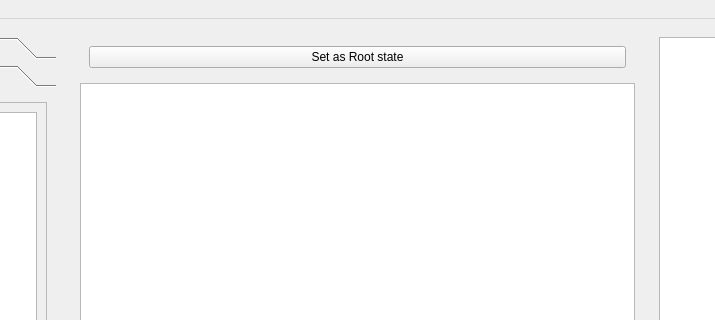
This is rqt_mission_planner/resource/mainwindow.ui in sonia-auv/rqt_sonia_plugins as Qt 5 draws it before an edit; both pictures show x 173 to 888 and y 0 to 320 of the 1061 by 749 pixel window. The edited form follows.
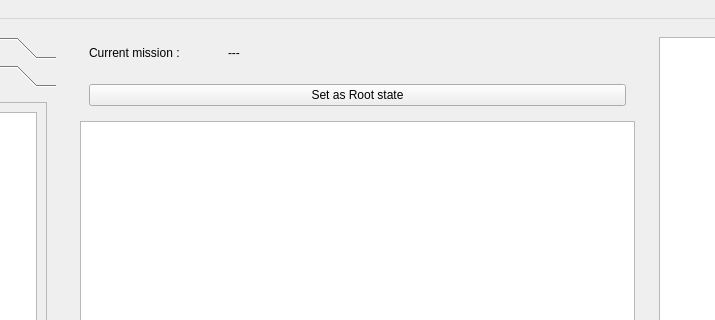
This is the edited form.

Commit message: Add validation on save of mission. Like ensure that a root state has been choosen

The edit to the form file:
```diff
--- a/rqt_mission_planner/resource/mainwindow.ui
+++ b/rqt_mission_planner/resource/mainwindow.ui
@@ -143,6 +143,38 @@
        </sizepolicy>
       </property>
       <layout class="QVBoxLayout" name="verticalLayout_2">
+       <item>
+        <widget class="QWidget" name="widget_4" native="true">
+         <layout class="QHBoxLayout" name="horizontalLayout_8">
+          <item>
+           <widget class="QLabel" name="label_5">
+            <property name="sizePolicy">
+             <sizepolicy hsizetype="Preferred" vsizetype="Preferred">
+              <horstretch>1</horstretch>
+              <verstretch>0</verstretch>
+             </sizepolicy>
+            </property>
+            <property name="text">
+             <string>Current mission :</string>
+            </property>
+           </widget>
+          </item>
+          <item>
+           <widget class="QLabel" name="label_mission_name">
+            <property name="sizePolicy">
+             <sizepolicy hsizetype="Preferred" vsizetype="Preferred">
+              <horstretch>3</horstretch>
+              <verstretch>0</verstretch>
+             </sizepolicy>
+            </property>
+            <property name="text">
+             <string>---</string>
+            </property>
+           </widget>
+          </item>
+         </layout>
+        </widget>
+       </item>
        <item>
         <widget class="QWidget" name="widget_2" native="true">
          <layout class="QHBoxLayout" name="horizontalLayout_4">
@@ -167,7 +199,7 @@
             <x>0</x>
             <y>0</y>
             <width>553</width>
-            <height>563</height>
+            <height>525</height>
            </rect>
           </property>
           <property name="palette">
```
Left out of the diff: 13 changed lines with no effect on the pictures. The commit also changes 3 other files.
